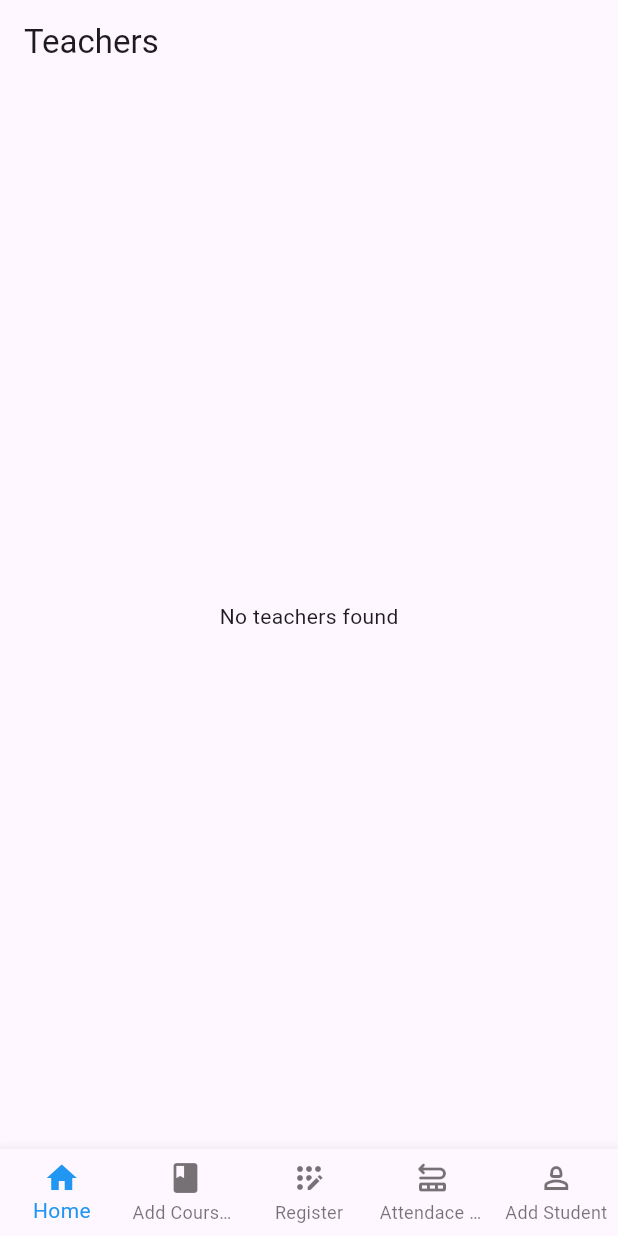
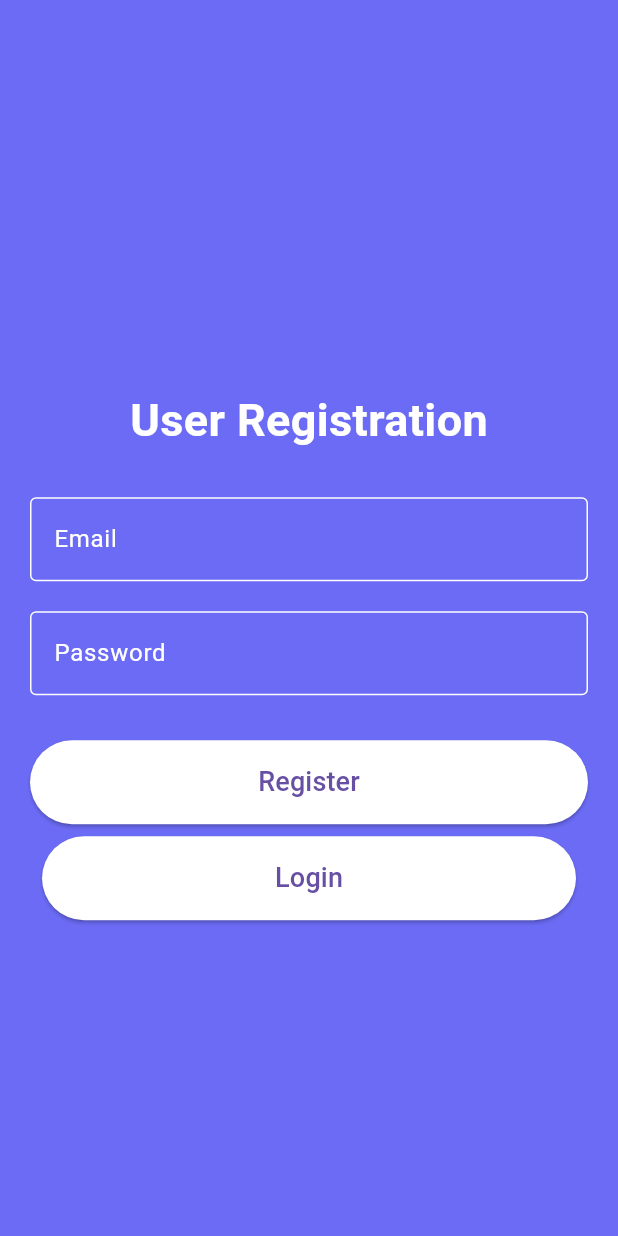
Before and after one commit to kanishkaviraj12/student_attdence, a Flutter app: the screen it shows after launch, on a phone screen of 412 x 824 dp. Run offline on Flutter 3.47's test engine with Material 3 defaults, Android fonts, the phone set to English and light mode, and no system bars; our stand-ins replace cloud_firestore, firebase_auth, firebase_core, firebase_storage, fluttertoast, image_gallery_saver and 3 more; missing offline and left inert: flutter_barcode_scanner, qr_code_scanner, syncfusion_flutter_barcodes; accounts and stored records are empty.

```diff
--- /dev/null
+++ b/lib/Authentication/UserRegister.dart
@@ -0,0 +1,193 @@
+// ignore_for_file: prefer_const_constructors, sort_child_properties_last, use_build_context_synchronously, use_key_in_widget_constructors, library_private_types_in_public_api, file_names
+
+import 'package:flutter/material.dart';
+import 'package:firebase_auth/firebase_auth.dart';
+import 'package:student_attdence/Authentication/User&AdminLogin.dart';
+
+class RegisterPage extends StatelessWidget {
+  @override
+  Widget build(BuildContext context) {
+    return Scaffold(
+      appBar: AppBar(
+        backgroundColor: Color.fromARGB(255, 107, 107, 245),
+      ),
+      backgroundColor: Color.fromARGB(255, 107, 107, 245),
+      body: RegisterForm(),
+    );
+  }
+}
+
+class RegisterForm extends StatefulWidget {
+  @override
+  _RegisterFormState createState() => _RegisterFormState();
+}
+
+class _RegisterFormState extends State<RegisterForm> {
+  final TextEditingController _emailController = TextEditingController();
+  final TextEditingController _passwordController = TextEditingController();
+  final FirebaseAuth _auth = FirebaseAuth.instance;
+
+  String? _emailError;
+  String? _passwordError;
+
+  @override
+  Widget build(BuildContext context) {
+    return Padding(
+      padding: const EdgeInsets.all(20.0),
+      child: Column(
+        mainAxisAlignment: MainAxisAlignment.center,
+        children: <Widget>[
+          Text(
+            'User Registration',
+            style: TextStyle(
+              color: Colors.white,
+              fontSize: 30.0,
+              fontWeight: FontWeight.bold,
+            ),
+          ),
+          SizedBox(height: 30.0),
+          TextFormField(
+            controller: _emailController,
+            style: TextStyle(color: Colors.white),
+            decoration: InputDecoration(
+              labelText: 'Email',
+              labelStyle: TextStyle(color: Colors.white),
+              enabledBorder: OutlineInputBorder(
+                borderSide: BorderSide(color: Colors.white),
+              ),
+              focusedBorder: OutlineInputBorder(
+                borderSide: BorderSide(color: Colors.white),
+              ),
+              errorText: _emailError,
+            ),
+            keyboardType: TextInputType.emailAddress,
+            validator: (value) {
+              if (value!.isEmpty) {
+                return 'Please enter your email';
+              }
+              return null;
+            },
+          ),
+          SizedBox(height: 20.0),
+          TextFormField(
+            controller: _passwordController,
+            style: TextStyle(color: Colors.white),
+            obscureText: true,
+            decoration: InputDecoration(
+              labelText: 'Password',
+              labelStyle: TextStyle(color: Colors.white),
+              enabledBorder: OutlineInputBorder(
+                borderSide: BorderSide(color: Colors.white),
+              ),
+              focusedBorder: OutlineInputBorder(
+                borderSide: BorderSide(color: Colors.white),
+              ),
+              errorText: _passwordError,
+            ),
+            validator: (value) {
+              if (value!.isEmpty) {
+                return 'Please enter your password';
+              }
+              return null;
+            },
+          ),
+          SizedBox(height: 30.0),
+          SizedBox(
+            width: double.infinity,
+            child: ElevatedButton(
+              onPressed: () {
+                setState(() {
+                  _emailError = _emailController.text.isEmpty
+                      ? 'Please enter your email'
+                      : null;
+                  _passwordError = _passwordController.text.isEmpty
+                      ? 'Please enter your password'
+                      : null;
+                });
+
+                if (_emailError == null && _passwordError == null) {
+                  registerUser();
+                }
+              },
+              child: Text('Register', style: TextStyle(fontSize: 18)),
+              style: ElevatedButton.styleFrom(
+                backgroundColor: Colors.white,
+                padding: EdgeInsets.symmetric(vertical: 15.0),
+              ),
+            ),
+          ),
+          Padding(
+            padding: const EdgeInsets.all(8.0),
+            child: SizedBox(
+              width: double.infinity,
+              child: ElevatedButton(
+                onPressed: () {
+                  // Navigate to LoginPage when the button is pressed
+                  Navigator.push(
+                    context,
+                    MaterialPageRoute(builder: (context) => LoginPage()),
+                  );
+                },
+                child: Text('Login', style: TextStyle(fontSize: 18)),
+                style: ElevatedButton.styleFrom(
+                  backgroundColor: Colors.white,
+                  padding: EdgeInsets.symmetric(vertical: 15.0),
+                ),
+              ),
+            ),
+          ),
+        ],
+      ),
+    );
+  }
+
+  void registerUser() async {
+    String email = _emailController.text.trim();
+    String password = _passwordController.text;
+
+    try {
+      await _auth.createUserWithEmailAndPassword(
+        email: email,
+        password: password,
+      );
+      _showMessageDialog(context, 'Success', 'User registered successfully!');
+    } catch (e) {
+      _showMessageDialog(context, 'Error', 'Failed to register user: $e');
+    }
+  }
+
+  Future<void> _showMessageDialog(
+      BuildContext context, String title, String message) async {
+    return showDialog<void>(
+      context: context,
+      barrierDismissible: false,
+      builder: (BuildContext context) {
+        return AlertDialog(
+          title: Text(title),
+          content: SingleChildScrollView(
+            child: ListBody(
+              children: <Widget>[
+                Text(message),
+              ],
+            ),
+          ),
+          actions: <Widget>[
+            TextButton(
+              child: Text('OK'),
+              onPressed: () {
+                Navigator.of(context).pop();
+              },
+            ),
+          ],
+        );
+      },
+    );
+  }
+
+  @override
+  void dispose() {
+    _emailController.dispose();
+    _passwordController.dispose();
+    super.dispose();
+  }
+}
--- a/lib/main.dart
+++ b/lib/main.dart
@@ -1,7 +1,7 @@
 import 'package:firebase_core/firebase_core.dart';
 import 'package:flutter/material.dart';
+import 'package:student_attdence/Authentication/UserRegister.dart';
 import 'package:student_attdence/firebase_options.dart';
-import 'package:student_attdence/newhome.dart';
 
 Future<void> main() async {
   WidgetsFlutterBinding.ensureInitialized();
@@ -13,9 +13,9 @@ class MyApp extends StatelessWidget {
   @override
   Widget build(BuildContext context) {
     return MaterialApp(
-      debugShowCheckedModeBanner: false,
-      home:
-          MyHomePage(), // Set the home property to the desired starting widget
-    );
+        debugShowCheckedModeBanner: false,
+        home:
+            RegisterPage() // Set the home property to the desired starting widget
+        );
   }
 }
--- a/pubspec.yaml
+++ b/pubspec.yaml
@@ -48,6 +48,7 @@ dependencies:
   firebase_storage: ^11.6.11
   path_provider: ^2.1.2
   firebase_database: ^10.4.11
+  firebase_auth: ^4.19.5
 
 
 
```
Also changed, not shown: lib/Authentication/User&AdminLogin.dart (added, +190 -0 lines), pubspec.lock, 3 other files.
